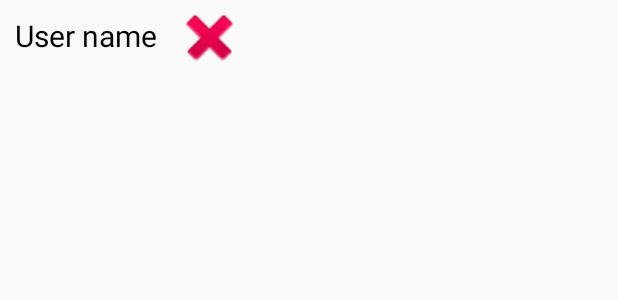
After one commit to CristianeMaragno/PD2-DiretoriaApp, an Android app: the layout remover_user_item.xml on its own in the app's theme, with its tools: preview values and no code run, on a phone screen of 412 x 824 dp. The commit adds this screen. Shown: the top 300 px of the screen. Run offline under Robolectric (Android 15) with nearby library versions, the phone set to English and light mode, and no system bars.

Commit message:
Layout da tela de Remoção de usuários

```diff
--- /dev/null
+++ b/app/src/main/res/layout/remover_user_item.xml
@@ -0,0 +1,30 @@
+<?xml version="1.0" encoding="utf-8"?>
+<androidx.constraintlayout.widget.ConstraintLayout
+    xmlns:android="http://schemas.android.com/apk/res/android"
+    xmlns:app="http://schemas.android.com/apk/res-auto"
+    xmlns:tools="http://schemas.android.com/tools"
+    android:layout_width="wrap_content"
+    android:layout_height="wrap_content">
+
+    <TextView
+        android:id="@+id/user_registrado_remover"
+        android:layout_width="match_parent"
+        android:layout_height="wrap_content"
+        android:layout_centerVertical="true"
+        android:layout_toEndOf="@+id/img_item"
+        android:layout_toRightOf="@+id/img_item"
+        android:padding="10dp"
+        android:text="User name"
+        android:textColor="#000"
+        android:textSize="20sp"
+        tools:layout_editor_absoluteX="80dp" />
+
+    <ImageView
+        android:id="@+id/img_item"
+        android:layout_width="50dp"
+        android:layout_height="50dp"
+        android:contentDescription="@string/app_name"
+        android:scaleType="fitXY"
+        app:layout_constraintStart_toEndOf="@+id/user_registrado_remover"
+        tools:srcCompat="@android:drawable/ic_delete" />
+</androidx.constraintlayout.widget.ConstraintLayout>
```
Also changed, not shown: app/src/main/res/layout/activity_user_removal.xml (+36 -0 lines).
